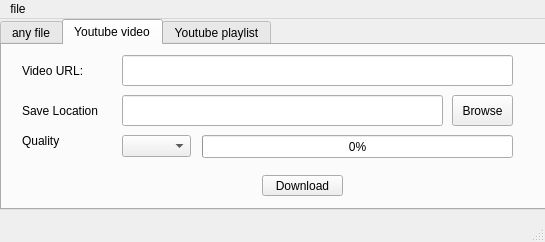
Before: the Qt Designer form main.ui in MoCrespo/cr-downloader, drawn with Qt 5.
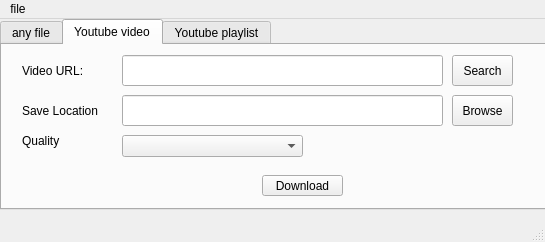
After: the same form once the commit is applied. The open tabs and pages were chosen to show the change. Icons and pictures are not drawn.

Commit message: added search button in Youtube video tab

What changed in the file:
```diff
--- a/main.ui
+++ b/main.ui
@@ -2351,22 +2351,6 @@
        </rect>
       </property>
      </widget>
-     <widget class="QProgressBar" name="progressBar_2">
-      <property name="geometry">
-       <rect>
-        <x>200</x>
-        <y>90</y>
-        <width>311</width>
-        <height>23</height>
-       </rect>
-      </property>
-      <property name="styleSheet">
-       <string notr="true"/>
-      </property>
-      <property name="value">
-       <number>0</number>
-      </property>
-     </widget>
      <widget class="QLabel" name="label_3">
       <property name="geometry">
        <rect>
@@ -2388,7 +2372,7 @@
        <rect>
         <x>120</x>
         <y>10</y>
-        <width>391</width>
+        <width>321</width>
         <height>31</height>
        </rect>
       </property>
@@ -2437,7 +2421,7 @@
        <rect>
         <x>120</x>
         <y>90</y>
-        <width>69</width>
+        <width>181</width>
         <height>22</height>
        </rect>
       </property>
@@ -2455,6 +2439,19 @@
        <string>Quality</string>
       </property>
      </widget>
+     <widget class="QPushButton" name="pushButton_5">
+      <property name="geometry">
+       <rect>
+        <x>450</x>
+        <y>10</y>
+        <width>61</width>
+        <height>31</height>
+       </rect>
+      </property>
+      <property name="text">
+       <string>Search</string>
+      </property>
+     </widget>
     </widget>
     <widget class="QWidget" name="tab_3">
      <attribute name="title">
```
